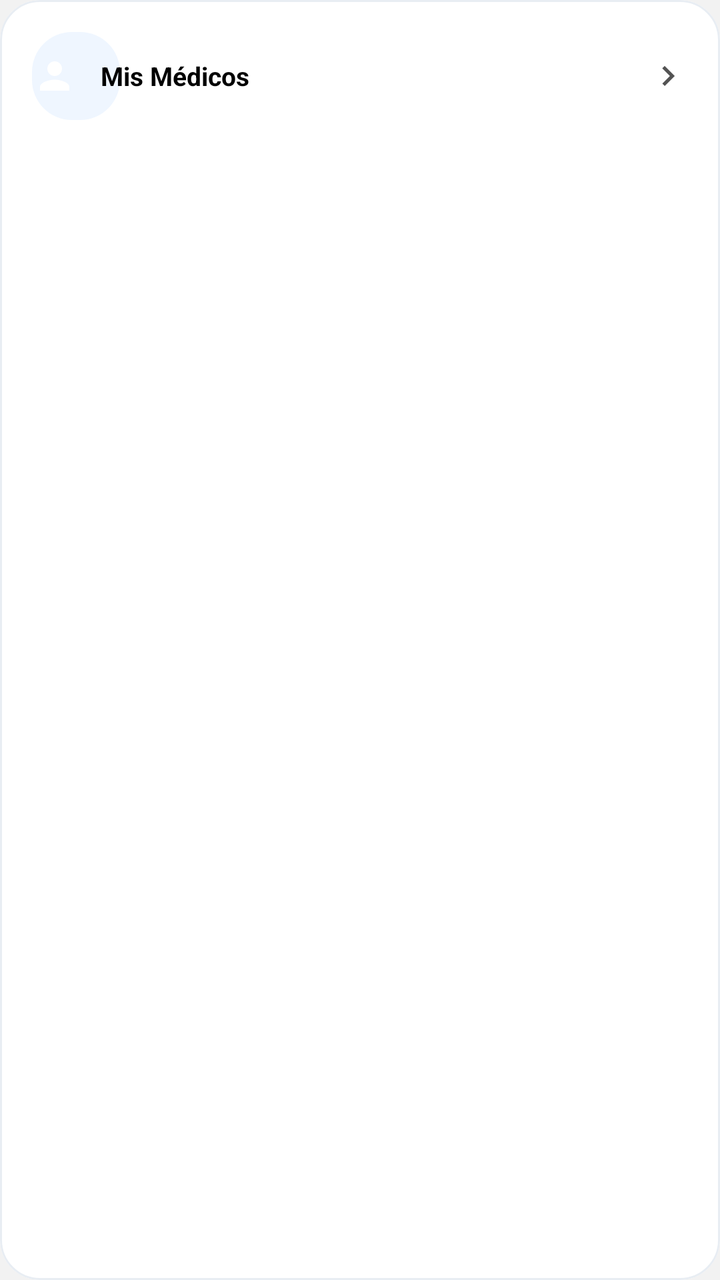
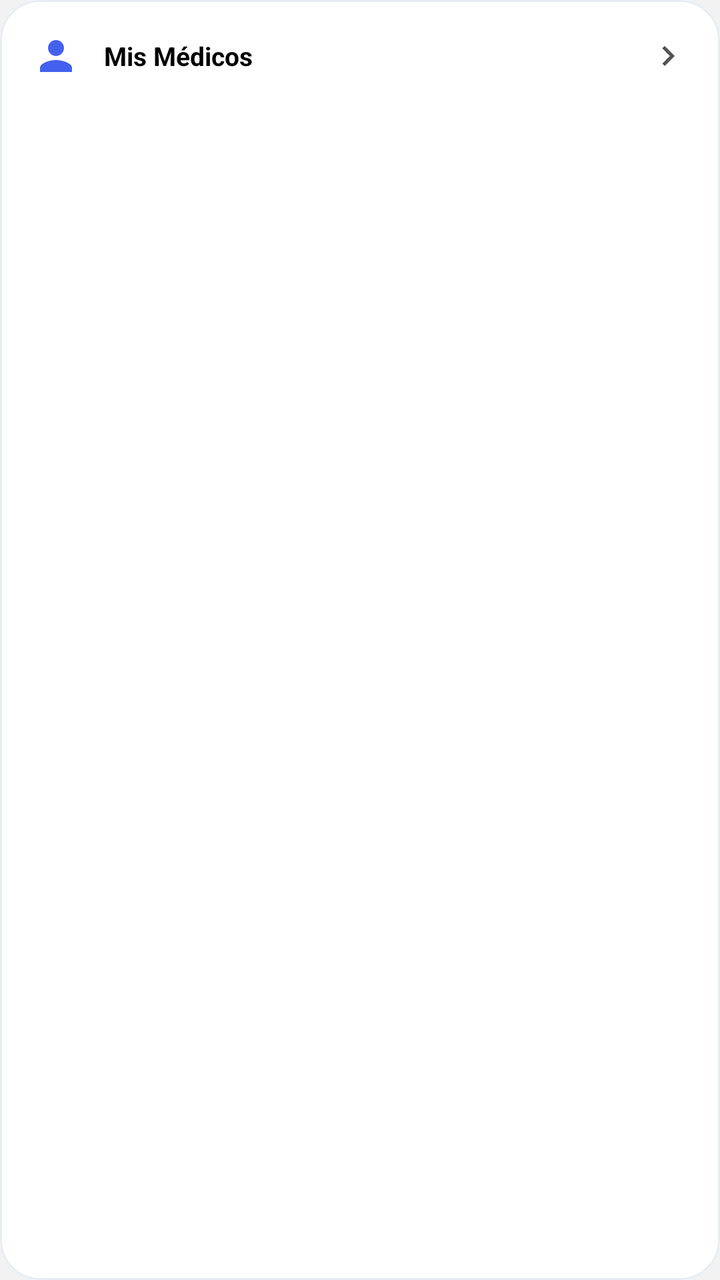

Screens rendered from an Android XML layout before and after an edit, with the pre-edit source and the edit as a unified diff.
<!-- AndroidManifest.xml: application theme Theme.GMV -->
<!-- res/layout/item_action_tile.xml -->
<?xml version="1.0" encoding="utf-8"?>
<com.google.android.material.card.MaterialCardView xmlns:android="http://schemas.android.com/apk/res/android"
    xmlns:app="http://schemas.android.com/apk/res-auto"
    android:id="@+id/lyt_parent"
    android:layout_width="match_parent"
    android:layout_height="wrap_content"
    android:layout_margin="6dp"
    android:clickable="true"
    android:focusable="true"
    app:cardBackgroundColor="@color/surface_card"
    app:cardCornerRadius="20dp"
    app:cardElevation="0dp"
    app:strokeColor="@color/card_stroke"
    app:strokeWidth="1dp">

    <LinearLayout
        android:layout_width="match_parent"
        android:layout_height="wrap_content"
        android:gravity="center_vertical"
        android:orientation="horizontal"
        android:padding="16dp">

        <View
            android:id="@+id/view_icon_bg"
            android:layout_width="44dp"
            android:layout_height="44dp"
            android:background="@drawable/bg_icon_circle_blue" />

        <ImageView
            android:id="@+id/iv_icon"
            android:layout_width="22dp"
            android:layout_height="22dp"
            android:layout_marginStart="-44dp"
            android:layout_marginEnd="12dp"
            android:contentDescription="@null"
            android:src="@drawable/ic_person"
            android:tint="@android:color/white" />

        <LinearLayout
            android:layout_width="0dp"
            android:layout_height="wrap_content"
            android:layout_weight="1"
            android:orientation="vertical">

            <TextView
                android:id="@+id/tv_label"
                android:layout_width="wrap_content"
                android:layout_height="wrap_content"
                android:text="Mis Médicos"
                android:textColor="?attr/colorOnSurface"
                android:textSize="13sp"
                android:textStyle="bold" />

        </LinearLayout>

        <ImageView
            android:layout_width="20dp"
            android:layout_height="20dp"
            android:contentDescription="@null"
            android:src="@drawable/ic_chevron_right"
            android:tint="?attr/colorOnSurfaceVariant" />

    </LinearLayout>

</com.google.android.material.card.MaterialCardView>
<!-- resources referenced by this layout -->
<resources>
  <color name="card_stroke">#E8EDF3</color>
  <color name="surface_card">#FFFFFF</color>
  <!-- drawable bg_icon_circle_blue (drawable) -->
  <?xml version="1.0" encoding="utf-8"?>
  <shape xmlns:android="http://schemas.android.com/apk/res/android"
      android:shape="rectangle">
  
      <solid android:color="#EFF6FF" />
  
      <corners android:radius="20dp" />
  
  </shape>
  <style name="Theme.GMV" parent="Base.Theme.GMV" />
  <color name="primary">#337AB7</color>
  <color name="on_primary">#FFFFFF</color>
  <color name="primary_container">#D6E4F0</color>
  <color name="on_primary_container">#1A3A5C</color>
  <color name="secondary">#3A539B</color>
  <color name="on_secondary">#FFFFFF</color>
  <color name="secondary_container">#D6DCE8</color>
  <color name="on_secondary_container">#1C2A5C</color>
  <color name="tertiary">#7E57C2</color>
  <color name="on_tertiary">#FFFFFF</color>
  <color name="tertiary_container">#EDE7F6</color>
  <color name="on_tertiary_container">#311B92</color>
  <color name="error">#EF5350</color>
  <color name="on_error">#FFFFFF</color>
  <color name="error_container">#FFEBEE</color>
  <color name="on_error_container">#B71C1C</color>
  <color name="background">#F2F2F2</color>
  <color name="on_background">#000000</color>
  <color name="surface">#E7E7E7</color>
  <color name="on_surface">#000000</color>
  <color name="surface_variant">#D4D4D4</color>
  <color name="on_surface_variant">#535353</color>
  <color name="outline">#B0BEC5</color>
  <color name="outline_variant">#CFD8DC</color>
  <style name="TextAppearance.M3.DisplayMedium">
          <item name="android:textSize">45sp</item>
          <item name="android:letterSpacing">0</item>
          <item name="android:lineHeight">52sp</item>
          <item name="android:fontFamily">sans-serif</item>
      </style>
  <style name="TextAppearance.M3.DisplaySmall">
          <item name="android:textSize">36sp</item>
          <item name="android:letterSpacing">0</item>
          <item name="android:lineHeight">44sp</item>
          <item name="android:fontFamily">sans-serif</item>
      </style>
  <style name="TextAppearance.M3.HeadlineLarge">
          <item name="android:textSize">32sp</item>
          <item name="android:letterSpacing">0</item>
          <item name="android:lineHeight">40sp</item>
          <item name="android:fontFamily">sans-serif</item>
      </style>
  <style name="TextAppearance.M3.HeadlineSmall">
          <item name="android:textSize">24sp</item>
          <item name="android:letterSpacing">0</item>
          <item name="android:lineHeight">32sp</item>
          <item name="android:fontFamily">sans-serif</item>
      </style>
  <style name="TextAppearance.M3.TitleLarge">
          <item name="android:textSize">22sp</item>
          <item name="android:letterSpacing">0</item>
          <item name="android:lineHeight">28sp</item>
          <item name="android:fontFamily">sans-serif</item>
      </style>
  <style name="TextAppearance.M3.BodyLarge">
          <item name="android:textSize">16sp</item>
          <item name="android:letterSpacing">0.5</item>
          <item name="android:lineHeight">24sp</item>
          <item name="android:fontFamily">sans-serif</item>
      </style>
  <style name="TextAppearance.M3.BodyMedium">
          <item name="android:textSize">14sp</item>
          <item name="android:letterSpacing">0.25</item>
          <item name="android:lineHeight">20sp</item>
          <item name="android:fontFamily">sans-serif</item>
      </style>
  <style name="TextAppearance.M3.BodySmall">
          <item name="android:textSize">12sp</item>
          <item name="android:letterSpacing">0.4</item>
          <item name="android:lineHeight">16sp</item>
          <item name="android:fontFamily">sans-serif</item>
      </style>
  <color name="colorUmkPrimaryDark">#003044</color>
  <!-- unchanged entries left out for length: 10 -->
</resources>

<!-- the commit's change to res/layout/item_action_tile.xml (unified diff, before → after) -->
@@ -20,21 +20,14 @@
         android:orientation="horizontal"
         android:padding="16dp">
 
-        <View
-            android:id="@+id/view_icon_bg"
-            android:layout_width="44dp"
-            android:layout_height="44dp"
-            android:background="@drawable/bg_icon_circle_blue" />
-
         <ImageView
             android:id="@+id/iv_icon"
-            android:layout_width="22dp"
-            android:layout_height="22dp"
-            android:layout_marginStart="-44dp"
+            android:layout_width="24dp"
+            android:layout_height="24dp"
             android:layout_marginEnd="12dp"
             android:contentDescription="@null"
             android:src="@drawable/ic_person"
-            android:tint="@android:color/white" />
+            android:tint="@color/accent_primary" />
 
         <LinearLayout
             android:layout_width="0dp"
<!-- resource entries referenced after the edit -->
@@ -1,17 +1,8 @@
 <!-- resources referenced by this layout -->
 <resources>
+  <color name="accent_primary">#4361EE</color>
   <color name="card_stroke">#E8EDF3</color>
   <color name="surface_card">#FFFFFF</color>
-  <!-- drawable bg_icon_circle_blue (drawable) -->
-  <?xml version="1.0" encoding="utf-8"?>
-  <shape xmlns:android="http://schemas.android.com/apk/res/android"
-      android:shape="rectangle">
-  
-      <solid android:color="#EFF6FF" />
-  
-      <corners android:radius="20dp" />
-  
-  </shape>
   <style name="Theme.GMV" parent="Base.Theme.GMV" />
   <color name="primary">#337AB7</color>
   <color name="on_primary">#FFFFFF</color>
